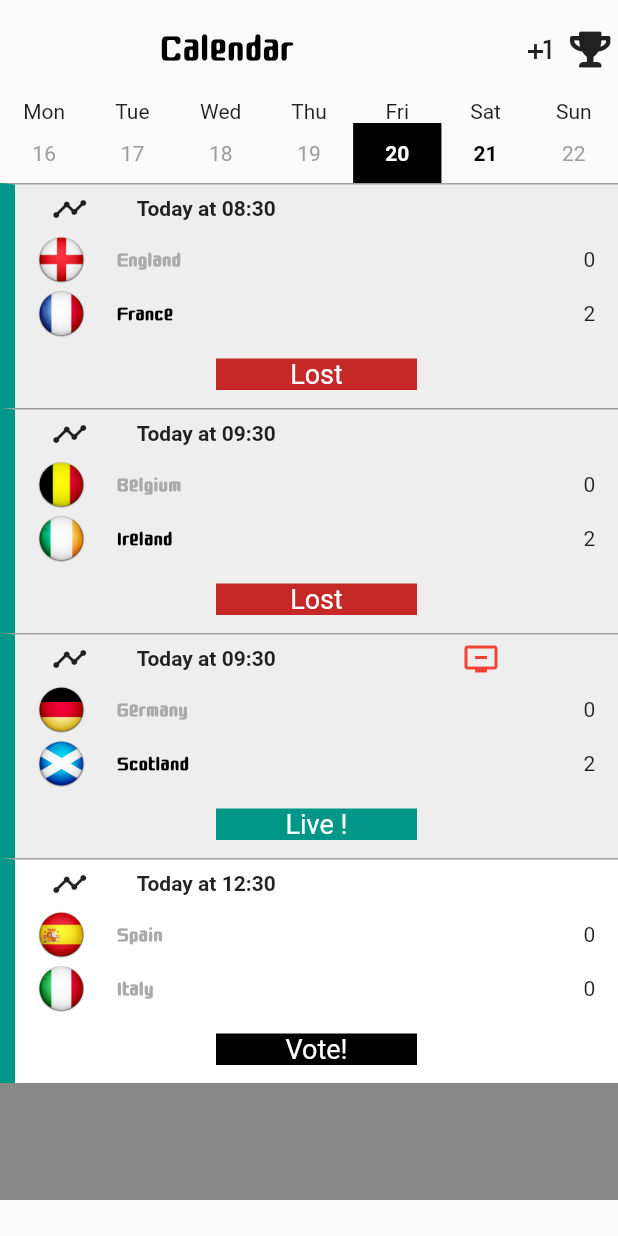
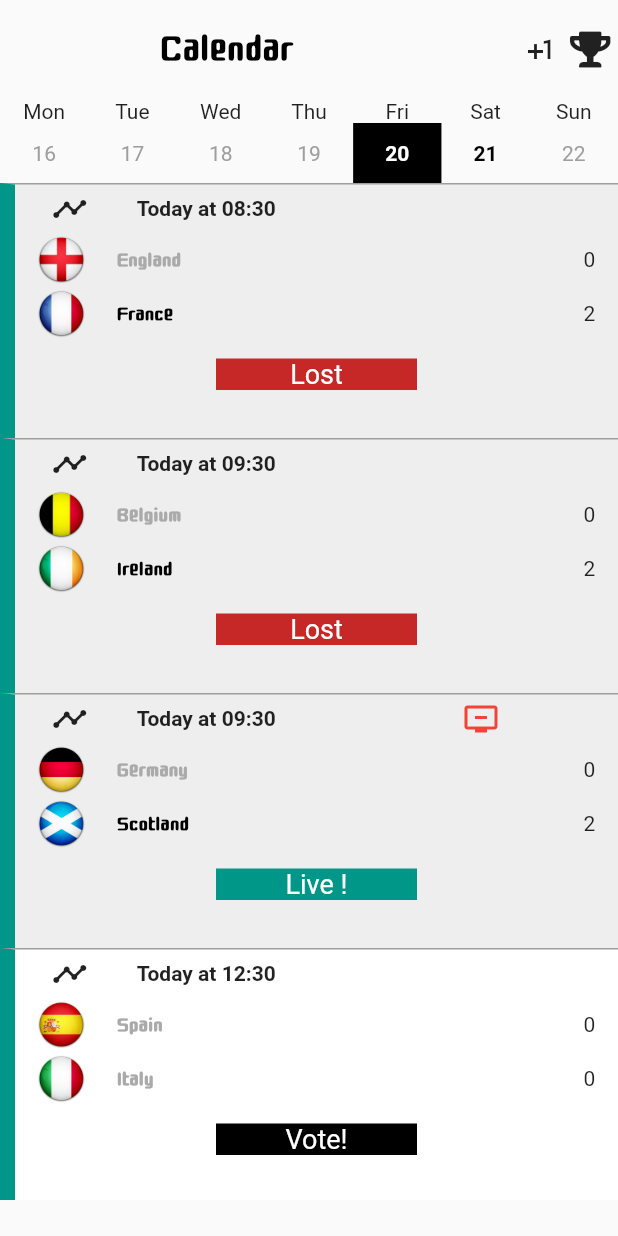
Before and after one commit to TheCodingLand/Ctg-Champions, a Flutter app: the HomePage screen opened directly, on a phone screen of 412 x 824 dp. Run offline on Flutter 3.47's test engine with Material 2 defaults, Android fonts, the phone set to English and light mode, and no system bars; our stand-ins replace bloc, equatable, event_bus, fluro, flutter_bloc, flutter_secure_storage and 1 more; accounts and stored records are empty; statements that could not run were skipped.

Commit message:
fixed listview layout issues

```diff
--- /dev/null
+++ b/mobile-app/champions/assets/strings/strings.dart
@@ -0,0 +1,8 @@
+
+class TextStrings {
+
+  static final String title= "CTG Champions";
+  final String login = "login";
+  TextStrings();
+
+}
--- a/mobile-app/champions/lib/pages/match_list/MatchList.dart
+++ b/mobile-app/champions/lib/pages/match_list/MatchList.dart
@@ -33,15 +33,28 @@ class MatchList extends StatelessWidget {
           Container(
             color: Colors.black45,
             child: matchesFiltered.length < 1 ? Center(child:Text("No Matches", style: ThemeBis.TextStyles.appBarTitle,)) :
+            matchesFiltered.length < 4 ?
           ListView.builder(
           scrollDirection: Axis.vertical,
           padding: EdgeInsets.all(0),
-          itemExtent: 150.0,
+         itemExtent: 170.0,
           itemCount: matchesFiltered.length,
           //shrinkWrap: true,
           itemBuilder: (_, index) => EncounterRow(matchesFiltered[index], userstate.user),
 
 
-    ),))]);
+    )
+    :
+          ListView.builder(
+          scrollDirection: Axis.vertical,
+          padding: EdgeInsets.all(0),
+          itemExtent: 170.0,
+          itemCount: matchesFiltered.length,
+          shrinkWrap: true,
+          itemBuilder: (_, index) => EncounterRow(matchesFiltered[index], userstate.user),
+
+
+    )
+    ,))]);
     }
 }
--- a/mobile-app/champions/lib/pages/match_list/MatchRow.dart
+++ b/mobile-app/champions/lib/pages/match_list/MatchRow.dart
@@ -87,7 +87,7 @@ class EncounterRow extends StatelessWidget {
             onTap: () => _navigateTo(context, match.id),
             child:
           Container(
-              height: 150,
+              height: 170,
               decoration: BoxDecoration(
                   color: passed ? Colors.grey.shade200 : Colors.white,
                   border: Border(
```
Also changed, not shown: mobile-app/champions/pubspec.lock, 1 other file.
